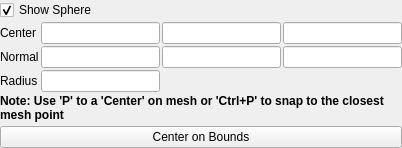
This is Qt/ApplicationComponents/Resources/UI/pqSpherePropertyWidget.ui in Kitware/ParaView as Qt 5 draws it before an edit. The edited form follows.
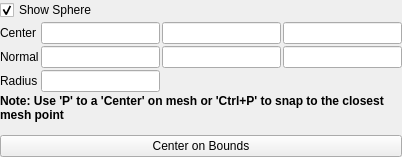
This is the edited form. Custom widgets are drawn as their Qt base class.

Commit message: Add tooltips for sphere-based implicit function widgets

```diff
--- a/Qt/ApplicationComponents/Resources/UI/pqSpherePropertyWidget.ui
+++ b/Qt/ApplicationComponents/Resources/UI/pqSpherePropertyWidget.ui
@@ -7,7 +7,7 @@
     <x>0</x>
     <y>0</y>
     <width>402</width>
-    <height>148</height>
+    <height>157</height>
    </rect>
   </property>
   <property name="windowTitle">
```
Left out of the diff: 3 changed lines with no effect on the pictures. The commit also changes 2 other files.
